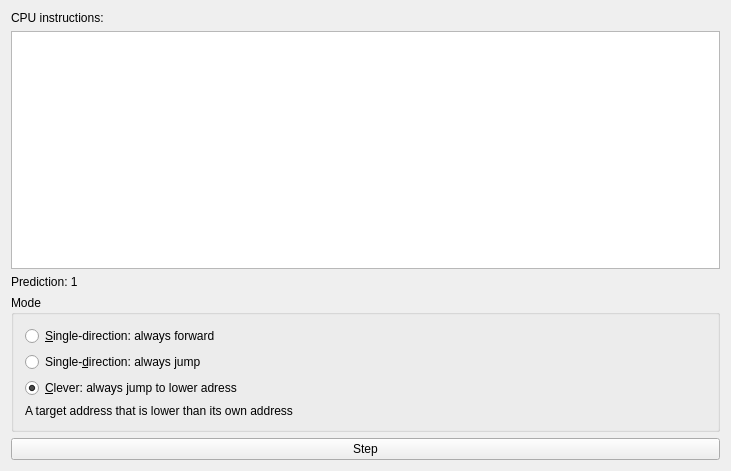
Before: the Qt Designer form mainwindow.ui in shlyakpavel/branch_predictor, drawn with Qt 5.
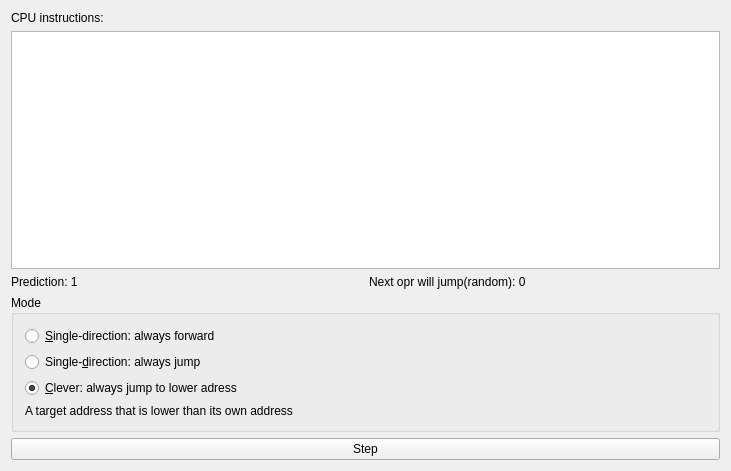
After: the same form once the commit is applied.

```diff
--- a/mainwindow.ui
+++ b/mainwindow.ui
@@ -25,12 +25,23 @@
     <item>
      <widget class="QListWidget" name="listWidget"/>
     </item>
+    <item>
+     <layout class="QHBoxLayout" name="horizontalLayout">
     <item>
      <widget class="QLabel" name="label_3">
       <property name="text">
        <string>Prediction: 1</string>
       </property>
      </widget>
+      </item>
+      <item>
+       <widget class="QLabel" name="label_4">
+        <property name="text">
+         <string>Next opr will jump(random): 0</string>
+        </property>
+       </widget>
+      </item>
+     </layout>
     </item>
     <item>
      <layout class="QVBoxLayout" name="verticalLayout">
```
Left out of the diff: 12 changed lines with no effect on the pictures. Lines whose indentation alone changed are shown as unchanged.
